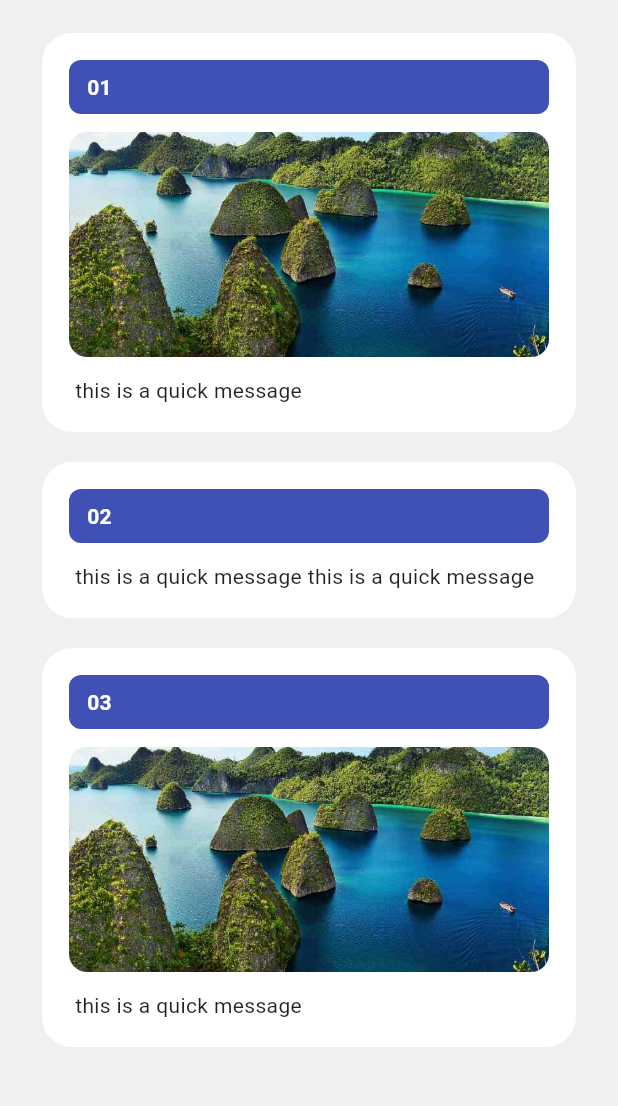
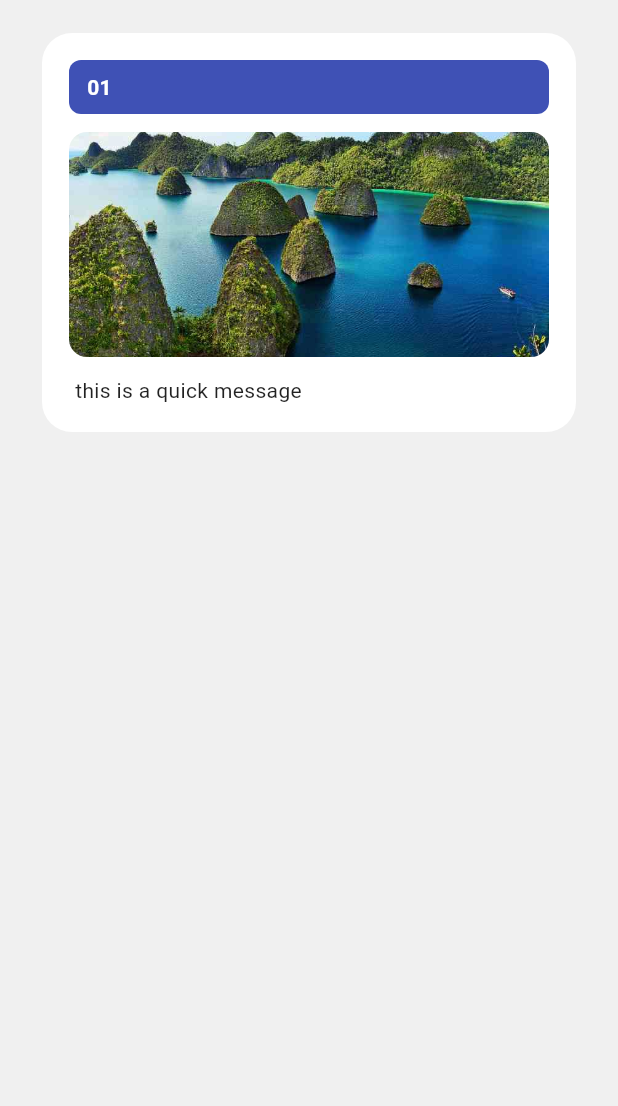
Before and after one commit to rifqinailal/admin_gychat, a Flutter app: the QuickScreen screen opened by its route, on a phone screen of 412 x 824 dp, the part 63-1169 px from its top. Run offline on Flutter 3.47's test engine with Material 3 defaults, Android fonts, the phone set to English and light mode, and no system bars; our stand-ins replace file_picker, flutter_slidable, get, image_cropper, image_picker, open_filex and 2 more; missing offline and left inert: saver_gallery; network calls fail.

Commit message:
perbaikan bug

```diff
--- a/lib/modules/setting/profile/profile_screen.dart
+++ b/lib/modules/setting/profile/profile_screen.dart
@@ -221,6 +221,7 @@ class ProfileScreen extends GetView<ProfileController> {
   void _showPhotoOptions() {
     Get.bottomSheet(
       Container(
+        height: 800,
         padding: const EdgeInsets.fromLTRB(12, 12, 12, 34),
         decoration: const BoxDecoration(
           color: Color(0xFFF0F0F0),
--- a/lib/modules/setting/quick_replies/quick_controller.dart
+++ b/lib/modules/setting/quick_replies/quick_controller.dart
@@ -18,17 +18,7 @@ class QuickController extends GetxController {
       message: 'this is a quick message',
       imagePath: 'assets/images/pp2.jpg',
     ),
-    QuickReply(
-      id: '2',
-      shortcut: '02',
-      message: 'this is a quick message this is a quick message',
-    ),
-    QuickReply(
-      id: '3',
-      shortcut: '03',
-      message: 'this is a quick message',
-      imagePath: 'assets/images/pp2.jpg',
-    ),
+
   ].obs;
 
   var selectedImage = Rx<File?>(null);
@@ -40,6 +30,7 @@ class QuickController extends GetxController {
 
     Get.bottomSheet(
       Container(
+        height: 800,
         clipBehavior: Clip.antiAlias,
         decoration: const BoxDecoration(
           color: Colors.white,
@@ -62,6 +53,7 @@ class QuickController extends GetxController {
 
     Get.bottomSheet(
       Container(
+         height: 800,
         clipBehavior: Clip.antiAlias,
         decoration: const BoxDecoration(
           color: Colors.white,
```
Also changed, not shown: lib/modules/setting/profile/edit_profile_screen.dart (+6 -1 lines), 1 other file.
